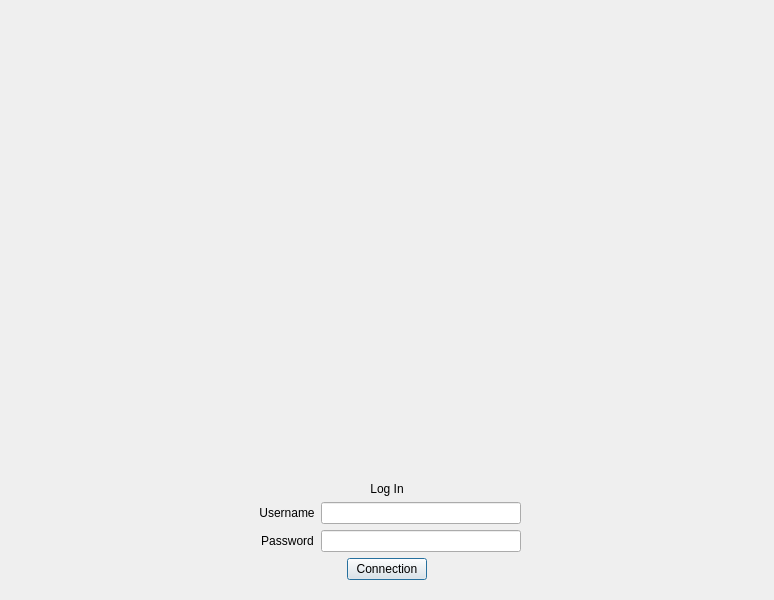
TwiceCast/TwiceCast-Client, file ui/connectionwindow.ui: the form before one commit.
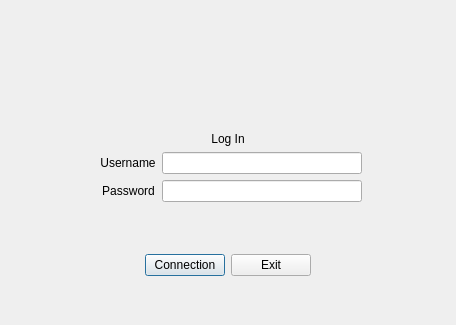
The form after the commit. Icons and pictures are not drawn.

Patch:
```diff
--- a/ui/connectionwindow.ui
+++ b/ui/connectionwindow.ui
@@ -12,8 +12,8 @@
    <rect>
     <x>0</x>
     <y>0</y>
-    <width>774</width>
-    <height>600</height>
+    <width>456</width>
+    <height>325</height>
    </rect>
   </property>
   <property name="contextMenuPolicy">
@@ -141,25 +141,23 @@
         </item>
        </layout>
       </item>
-      <item alignment="Qt::AlignHCenter">
-       <widget class="QPushButton" name="connectionButton">
-        <property name="sizePolicy">
-         <sizepolicy hsizetype="Minimum" vsizetype="Fixed">
-          <horstretch>0</horstretch>
-          <verstretch>0</verstretch>
-         </sizepolicy>
-        </property>
-        <property name="maximumSize">
-         <size>
-          <width>100</width>
-          <height>16777215</height>
-         </size>
-        </property>
+     </layout>
+    </widget>
+   </item>
+   <item alignment="Qt::AlignHCenter">
+    <widget class="QWidget" name="horizontalWidget" native="true">
+     <layout class="QHBoxLayout" name="horizontalLayout">
+      <item>
+       <widget class="QPushButton" name="ConnectionButton">
         <property name="text">
          <string>Connection</string>
         </property>
-        <property name="checkable">
-         <bool>false</bool>
+       </widget>
+      </item>
+      <item>
+       <widget class="QPushButton" name="ExitButton">
+        <property name="text">
+         <string>Exit</string>
         </property>
        </widget>
       </item>
```
Left out of the diff: 6 changed lines with no effect on the pictures.
